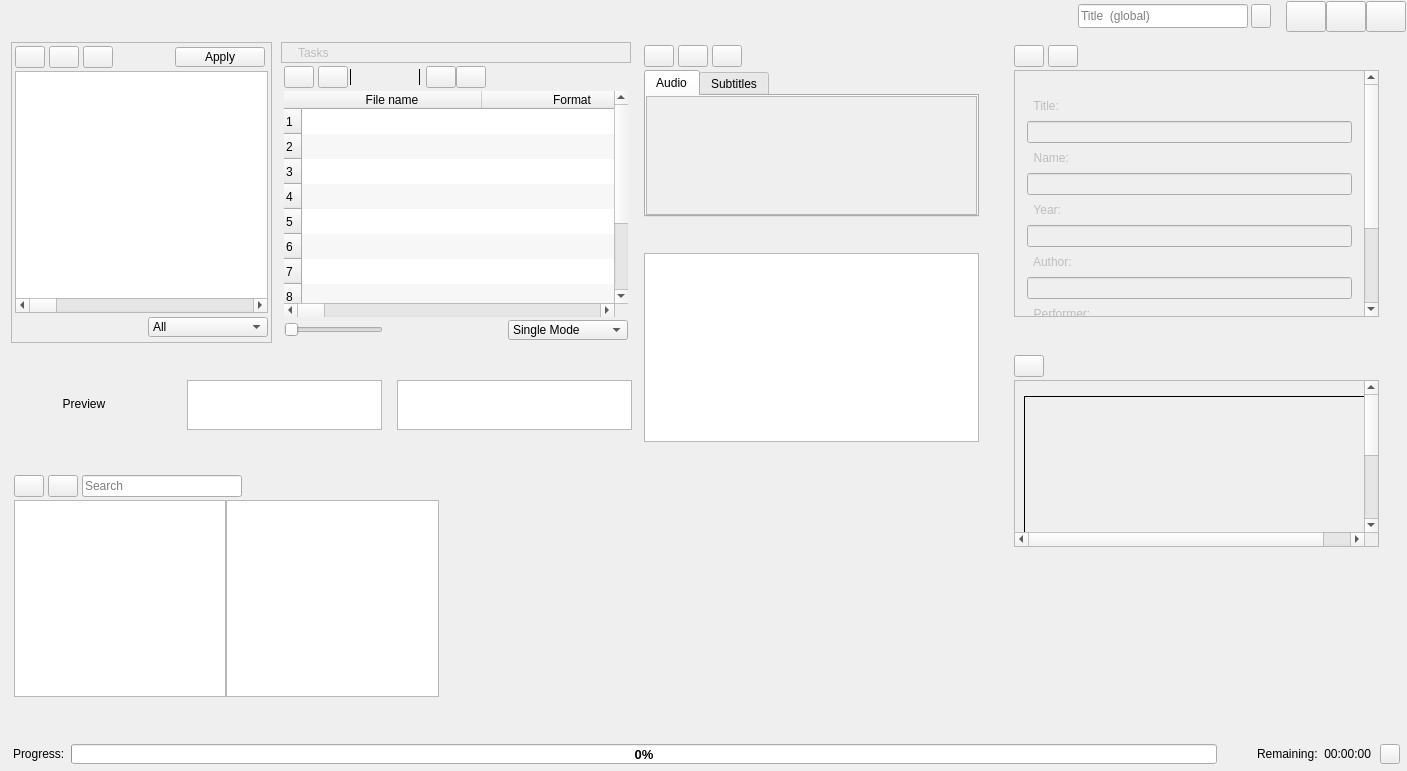
Old version of the form app/mainwindow.ui in the repository CineEncoder/cine-encoder.
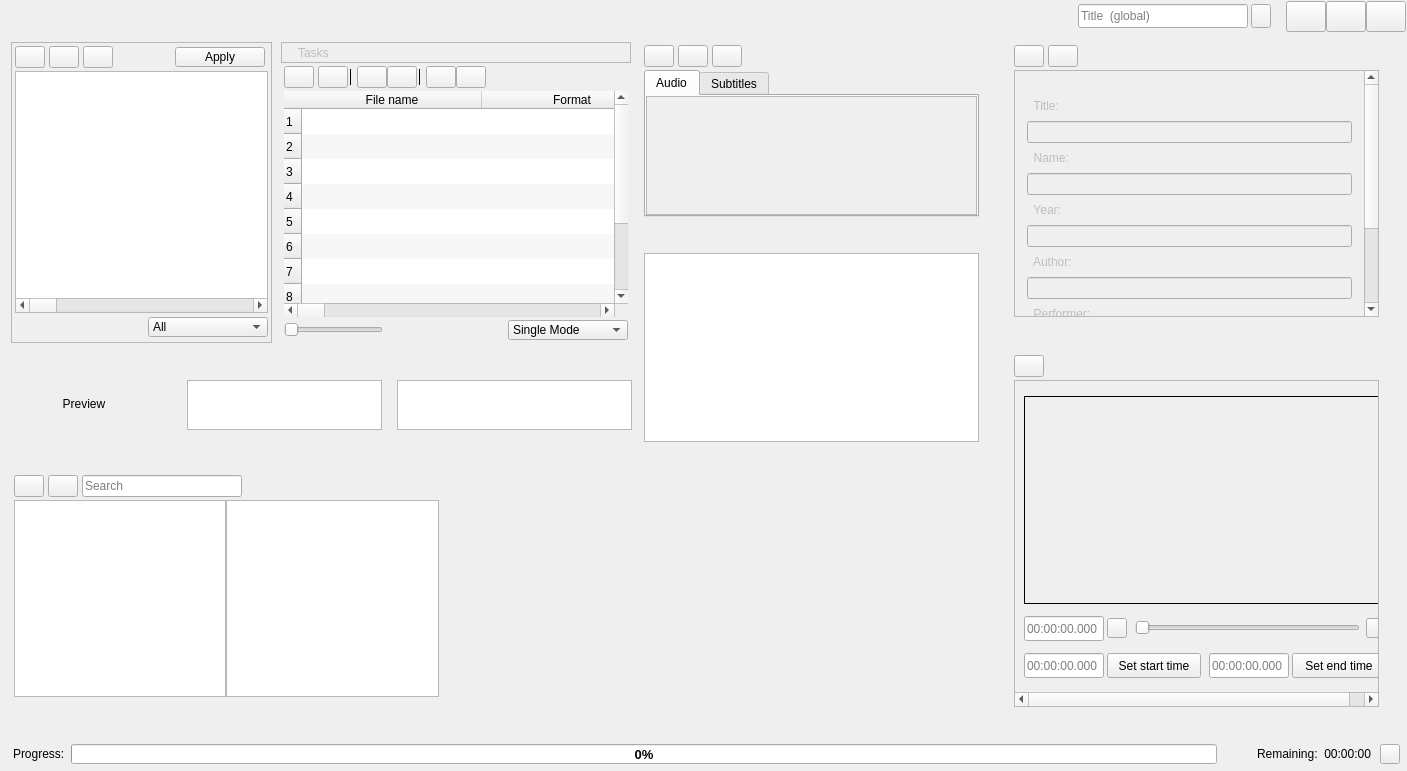
New version of the form. Icons and pictures are not drawn. Custom widgets are drawn as their Qt base class.

```diff
--- a/app/mainwindow.ui
+++ b/app/mainwindow.ui
@@ -2870,8 +2870,8 @@
                  </property>
                  <property name="maximumSize">
                   <size>
-                   <width>30</width>
-                   <height>22</height>
+                   <width>60</width>
+                   <height>44</height>
                   </size>
                  </property>
                  <property name="toolTip">
@@ -2880,19 +2880,6 @@
                  <property name="text">
                   <string/>
                  </property>
-                 <property name="icon">
-                  <iconset resource="files.qrc">
-                   <normaloff>:/resources/icons/svg/sort_up.svg</normaloff>:/resources/icons/svg/sort_up.svg</iconset>
-                 </property>
-                 <property name="iconSize">
-                  <size>
-                   <width>15</width>
-                   <height>15</height>
-                  </size>
-                 </property>
-                 <property name="flat">
-                  <bool>true</bool>
-                 </property>
                 </widget>
                </item>
                <item row="4" column="28">
@@ -3077,19 +3064,6 @@
                  <property name="text">
                   <string/>
                  </property>
-                 <property name="icon">
-                  <iconset resource="files.qrc">
-                   <normaloff>:/resources/icons/svg/sort_down.svg</normaloff>:/resources/icons/svg/sort_down.svg</iconset>
-                 </property>
-                 <property name="iconSize">
-                  <size>
-                   <width>15</width>
-                   <height>15</height>
-                  </size>
-                 </property>
-                 <property name="flat">
-                  <bool>true</bool>
-                 </property>
                 </widget>
                </item>
                <item row="2" column="16">
@@ -4161,7 +4135,7 @@
               <x>1010</x>
               <y>320</y>
               <width>371</width>
-              <height>221</height>
+              <height>381</height>
              </rect>
             </property>
             <property name="sizePolicy">
@@ -4273,7 +4247,7 @@
                     <x>0</x>
                     <y>0</y>
                     <width>380</width>
-                    <height>305</height>
+                    <height>308</height>
                    </rect>
                   </property>
                   <layout class="QGridLayout" name="gridLayout_35">
@@ -4427,12 +4401,6 @@
                             <height>208</height>
                            </size>
                           </property>
-                          <property name="maximumSize">
-                           <size>
-                            <width>370</width>
-                            <height>208</height>
-                           </size>
-                          </property>
                           <property name="frameShape">
                            <enum>QFrame::Box</enum>
                           </property>
```
Left out of the diff: 77 changed lines with no effect on the pictures.
